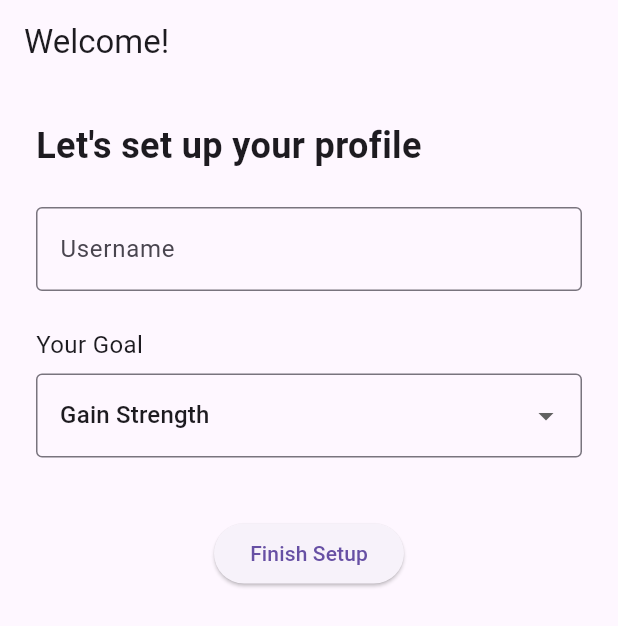
After one commit to nobleideas/fitquest, a Flutter app: the OnboardingPage screen opened directly, on a phone screen of 412 x 824 dp. The commit adds this screen. Shown: the top 626 px of the screen. Run offline on Flutter 3.47's test engine with Material 3 defaults, Android fonts, the phone set to English and light mode, and no system bars; our stand-ins replace sqflite, supabase_flutter; missing offline and left inert: mobile_scanner; accounts and stored records are empty; network calls fail.

Commit message:
added profile page(leveling/ranking system, username, and user goals), onboarding page, and related services

```diff
--- a/lib/main.dart
+++ b/lib/main.dart
@@ -2,6 +2,8 @@ import 'package:flutter/material.dart';
 import 'package:supabase_flutter/supabase_flutter.dart';
 import 'auth_page.dart';
 import 'home_page.dart';
+import 'pages/onboarding_page.dart';
+import 'services/profile_service.dart';
 
 
 Future<void> main() async {
@@ -45,12 +47,38 @@ class _AuthGateState extends State<AuthGate> {
       stream: supabase.auth.onAuthStateChange,
       builder: (context, snapshot) {
         final session = supabase.auth.currentSession;
+
+        // ---- NOT LOGGED IN ----
         if (session == null) {
-          return AuthPage(); // 👈 show login/signup
-        } else {
-          return HomePage(); // 👈 your main content
+          return const AuthPage();
+        }
 
-        }
+        // ---- LOGGED IN: LOAD PROFILE ----
+        return FutureBuilder<Map<String, dynamic>?>(
+          future: ProfileService().getProfile(session.user.id),
+          builder: (context, profileSnap) {
+            if (profileSnap.connectionState == ConnectionState.waiting) {
+              return const Scaffold(
+                body: Center(child: CircularProgressIndicator()),
+              );
+            }
+
+            final profile = profileSnap.data;
+
+            // ---- PROFILE DOES NOT EXIST ----
+            if (profile == null) {
+              return const OnboardingPage(); // create profile
+            }
+
+            // ---- PROFILE EXISTS BUT GOAL NOT SET ----
+            if (profile['goal'] == null) {
+              return const OnboardingPage();
+            }
+
+            // ---- ALL GOOD: GO TO HOME ----
+            return const HomePage();
+          },
+        );
       },
     );
   }
--- /dev/null
+++ b/lib/pages/onboarding_page.dart
@@ -0,0 +1,120 @@
+import 'package:flutter/material.dart';
+import 'package:supabase_flutter/supabase_flutter.dart';
+import '../services/profile_service.dart';
+import 'profile_page.dart'; // <-- Update path if needed
+
+class OnboardingPage extends StatefulWidget {
+  const OnboardingPage({super.key});
+
+  @override
+  State<OnboardingPage> createState() => _OnboardingPageState();
+}
+
+class _OnboardingPageState extends State<OnboardingPage> {
+  final _usernameController = TextEditingController();
+  String _selectedGoal = 'gain_strength'; // default
+  bool _isLoading = false;
+
+  Future<void> _submit() async {
+    final user = Supabase.instance.client.auth.currentUser;
+    if (user == null) return;
+
+    final username = _usernameController.text.trim();
+    if (username.isEmpty) {
+      ScaffoldMessenger.of(context).showSnackBar(
+        const SnackBar(content: Text("Please enter a username")),
+      );
+      return;
+    }
+
+    setState(() => _isLoading = true);
+
+    await ProfileService().createProfile(
+      userId: user.id,
+      username: username,
+      goal: _selectedGoal,
+    );
+
+    setState(() => _isLoading = false);
+
+    // Navigate to Profile Page
+    if (mounted) {
+      Navigator.pushReplacement(
+        context,
+        MaterialPageRoute(builder: (_) => const ProfilePage()),
+      );
+    }
+  }
+
+  @override
+  Widget build(BuildContext context) {
+    return Scaffold(
+      appBar: AppBar(
+        title: const Text("Welcome!"),
+        automaticallyImplyLeading: false, // prevent back button
+      ),
+      body: Padding(
+        padding: const EdgeInsets.all(24.0),
+        child: Column(
+          crossAxisAlignment: CrossAxisAlignment.start,
+          children: [
+            const Text(
+              "Let's set up your profile",
+              style: TextStyle(fontSize: 24, fontWeight: FontWeight.bold),
+            ),
+            const SizedBox(height: 24),
+
+            // Username
+            TextField(
+              controller: _usernameController,
+              decoration: const InputDecoration(
+                labelText: "Username",
+                border: OutlineInputBorder(),
+              ),
+            ),
+
+            const SizedBox(height: 24),
+
+            // Goal dropdown
+            const Text("Your Goal", style: TextStyle(fontSize: 16)),
+            const SizedBox(height: 8),
+            DropdownButtonFormField<String>(
+              value: _selectedGoal,
+              items: const [
+                DropdownMenuItem(
+                    value: 'lose_weight', child: Text("Lose Weight")),
+                DropdownMenuItem(
+                    value: 'gain_mass', child: Text("Gain Mass")),
+                DropdownMenuItem(
+                    value: 'gain_strength', child: Text("Gain Strength")),
+              ],
+              onChanged: (val) {
+                if (val != null) {
+                  setState(() => _selectedGoal = val);
+                }
+              },
+              decoration: const InputDecoration(
+                border: OutlineInputBorder(),
+              ),
+            ),
+
+            const SizedBox(height: 40),
+
+            Center(
+              child: ElevatedButton(
+                onPressed: _isLoading ? null : _submit,
+                child: _isLoading
+                    ? const SizedBox(
+                        height: 20,
+                        width: 20,
+                        child: CircularProgressIndicator(strokeWidth: 2),
+                      )
+                    : const Text("Finish Setup"),
+              ),
+            ),
+          ],
+        ),
+      ),
+    );
+  }
+}
--- /dev/null
+++ b/lib/services/profile_service.dart
@@ -0,0 +1,43 @@
+import 'package:supabase_flutter/supabase_flutter.dart';
+
+class ProfileService {
+  final supabase = Supabase.instance.client;
+
+  /// Get the profile for the *current* authenticated user.
+  /// Returns null if no profile exists yet.
+  Future<Map<String, dynamic>?> getProfile([String? uid]) async {
+    final userId = uid ?? supabase.auth.currentUser?.id;
+    if (userId == null) return null;
+
+    final data = await supabase
+        .from('profiles')
+        .select()
+        .eq('id', userId)
+        .maybeSingle(); // <-- prevents crash when row doesn't exist
+
+    return data; // may be null
+  }
+
+  /// Create a new profile (used during onboarding)
+  Future<void> createProfile({
+    required String userId,
+    required String username,
+    required String goal,
+  }) async {
+    await supabase.from('profiles').insert({
+      'id': userId,
+      'username': username,
+      'goal': goal, // lose_weight / gain_mass / gain_strength
+    });
+  }
+
+  Future<void> updateGoal(String newGoal) async {
+    final user = supabase.auth.currentUser;
+    if (user == null) return;
+
+    await supabase
+        .from('profiles')
+        .update({'goal': newGoal})
+        .eq('id', user.id);
+  }
+}
```
Also changed, not shown: lib/pages/profile_page.dart (added, +111 -0 lines), lib/utils/xp_utils.dart (added, +57 -0 lines).
